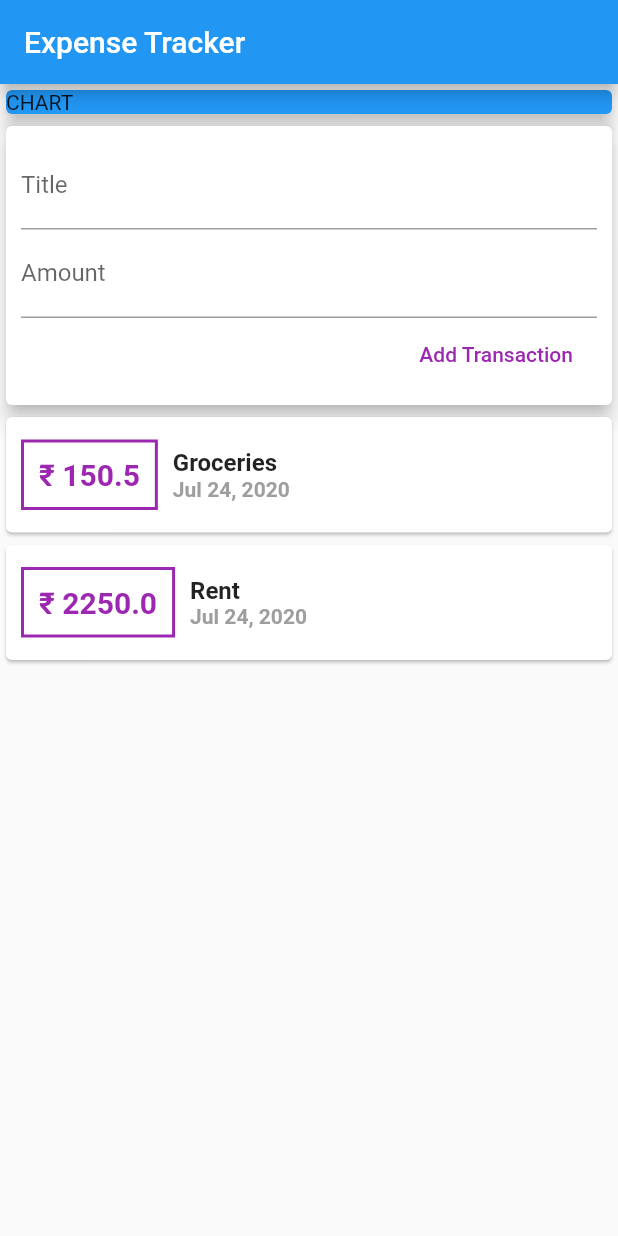
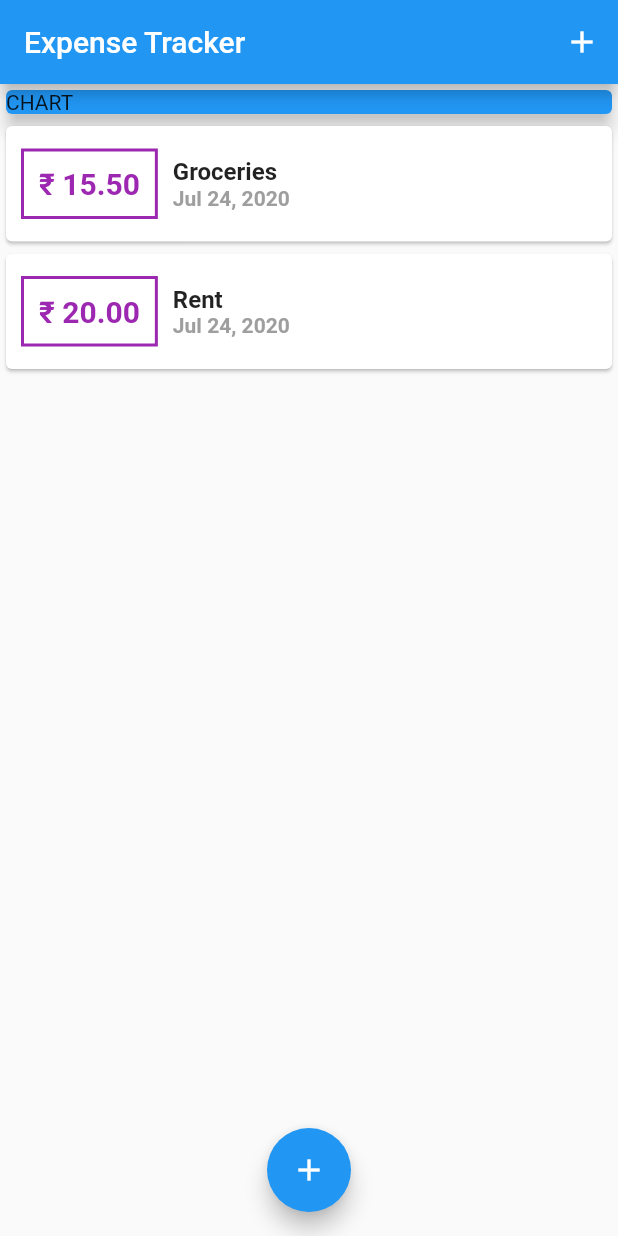
Before and after one commit to mhaneef50673/expense_tracker, a Flutter app: the screen it shows after launch, on a phone screen of 412 x 824 dp. Run offline on Flutter 3.47's test engine with Material 2 defaults, Android fonts, the phone set to English and light mode, and no system bars.

Commit message:
Saving progress

```diff
--- a/lib/main.dart
+++ b/lib/main.dart
@@ -1,23 +1,85 @@
 import 'package:flutter/material.dart';
-import './widgets/user_transactions.dart';
+import './models/transaction.dart';
+import './widgets/transaction_list.dart';
+import './widgets/new_transaction.dart';
 
 void main() {
   runApp(
-    ExpenseTracker(),
+    MyApp(),
   );
 }
 
-class ExpenseTracker extends StatelessWidget {
+class MyApp extends StatelessWidget {
   @override
   Widget build(BuildContext context) {
     return MaterialApp(
-      home: Scaffold(
-        appBar: AppBar(
-          title: Text(
-            'Expense Tracker',
-          ),
+      title: 'Flutter App',
+      home: ExpenseTracker(),
+    );
+  }
+}
+
+class ExpenseTracker extends StatefulWidget {
+  @override
+  _ExpenseTrackerState createState() => _ExpenseTrackerState();
+}
+
+class _ExpenseTrackerState extends State<ExpenseTracker> {
+  final List<Transaction> _transactions = [
+    Transaction(
+      amount: 15.50,
+      dateTime: DateTime.now(),
+      id: '1',
+      title: 'Groceries',
+    ),
+    Transaction(
+      amount: 20,
+      dateTime: DateTime.now(),
+      id: '2',
+      title: 'Rent',
+    ),
+  ];
+
+  void _addTransaction(String txTitle, double txAmount) {
+    String newTransactionId = (_transactions.length + 1).toString();
+    setState(() {
+      _transactions.add(Transaction(
+          id: newTransactionId,
+          title: txTitle,
+          amount: txAmount,
+          dateTime: DateTime.now()));
+    });
+  }
+
+  void startAddTransaction(BuildContext ctx) {
+    showModalBottomSheet(
+      context: ctx,
+      builder: (_) {
+        return NewTransaction(
+          _addTransaction,
+        );
+      },
+    );
+  }
+
+  @override
+  Widget build(BuildContext context) {
+    return Scaffold(
+      appBar: AppBar(
+        title: Text(
+          'Expense Tracker',
         ),
-        body: Column(
+        actions: <Widget>[
+          IconButton(
+            icon: Icon(
+              Icons.add,
+            ),
+            onPressed: () => startAddTransaction(context),
+          )
+        ],
+      ),
+      body: SingleChildScrollView(
+        child: Column(
           children: <Widget>[
             Container(
               child: Card(
@@ -27,9 +89,16 @@ class ExpenseTracker extends StatelessWidget {
               ),
               width: double.infinity,
             ),
-            UserTransactions(),
+            TransactionList(
+              _transactions,
+            ),
           ],
         ),
+      ),
+      floatingActionButtonLocation: FloatingActionButtonLocation.centerFloat,
+      floatingActionButton: FloatingActionButton(
+        onPressed: () => startAddTransaction(context),
+        child: Icon(Icons.add),
       ),
     );
   }
--- a/lib/widgets/transaction_list.dart
+++ b/lib/widgets/transaction_list.dart
@@ -10,14 +10,17 @@ class TransactionList extends StatelessWidget {
 
   @override
   Widget build(BuildContext context) {
-    return Column(
-      children: _transactions.map((tx) {
+    return Container(
+      height: 300,
+      child: ListView.builder(
+        itemCount: _transactions.length,
+        itemBuilder: (ctx, index) {
           return Card(
             child: Row(
               children: <Widget>[
                 Container(
                   child: Text(
-                  '₹ ${tx.amount}',
+                    '₹ ${_transactions[index].amount.toStringAsFixed(2)}',
                     style: TextStyle(
                       color: Colors.purple,
                       fontSize: 20,
@@ -39,14 +42,14 @@ class TransactionList extends StatelessWidget {
                 Column(
                   children: <Widget>[
                     Text(
-                    tx.title,
+                      _transactions[index].title,
                       style: TextStyle(
                         fontSize: 16,
                         fontWeight: FontWeight.bold,
                       ),
                     ),
                     Text(
-                    DateFormat.yMMMd().format(tx.dateTime),
+                      DateFormat.yMMMd().format(_transactions[index].dateTime),
                       style: TextStyle(
                         fontSize: 14,
                         fontWeight: FontWeight.bold,
@@ -59,7 +62,8 @@ class TransactionList extends StatelessWidget {
               ],
             ),
           );
-      }).toList(),
+        },
+      ),
     );
   }
 }
--- a/lib/widgets/user_transactions.dart
+++ /dev/null
@@ -1,52 +0,0 @@
-import 'package:flutter/material.dart';
-
-import '../models/transaction.dart';
-import './transaction_list.dart';
-import './new_transaction.dart';
-
-class UserTransactions extends StatefulWidget {
-  @override
-  _UserTransactionsState createState() => _UserTransactionsState();
-}
-
-class _UserTransactionsState extends State<UserTransactions> {
-  final List<Transaction> _transactions = [
-    Transaction(
-      amount: 150.50,
-      dateTime: DateTime.now(),
-      id: '1',
-      title: 'Groceries',
-    ),
-    Transaction(
-      amount: 2250,
-      dateTime: DateTime.now(),
-      id: '2',
-      title: 'Rent',
-    ),
-  ];
-
-  void addTransaction(String txTitle, double txAmount) {
-    String newTransactionId = _transactions.length.toString();
-    setState(() {
-      _transactions.add(Transaction(
-          id: newTransactionId,
-          title: txTitle,
-          amount: txAmount,
-          dateTime: DateTime.now()));
-    });
-  }
-
-  @override
-  Widget build(BuildContext context) {
-    return Column(
-      children: <Widget>[
-        NewTransaction(
-          addTransaction,
-        ),
-        TransactionList(
-          _transactions,
-        ),
-      ],
-    );
-  }
-}
```
Also changed, not shown: lib/widgets/new_transaction.dart (+30 -10 lines). Lines whose indentation alone changed are shown as unchanged.
